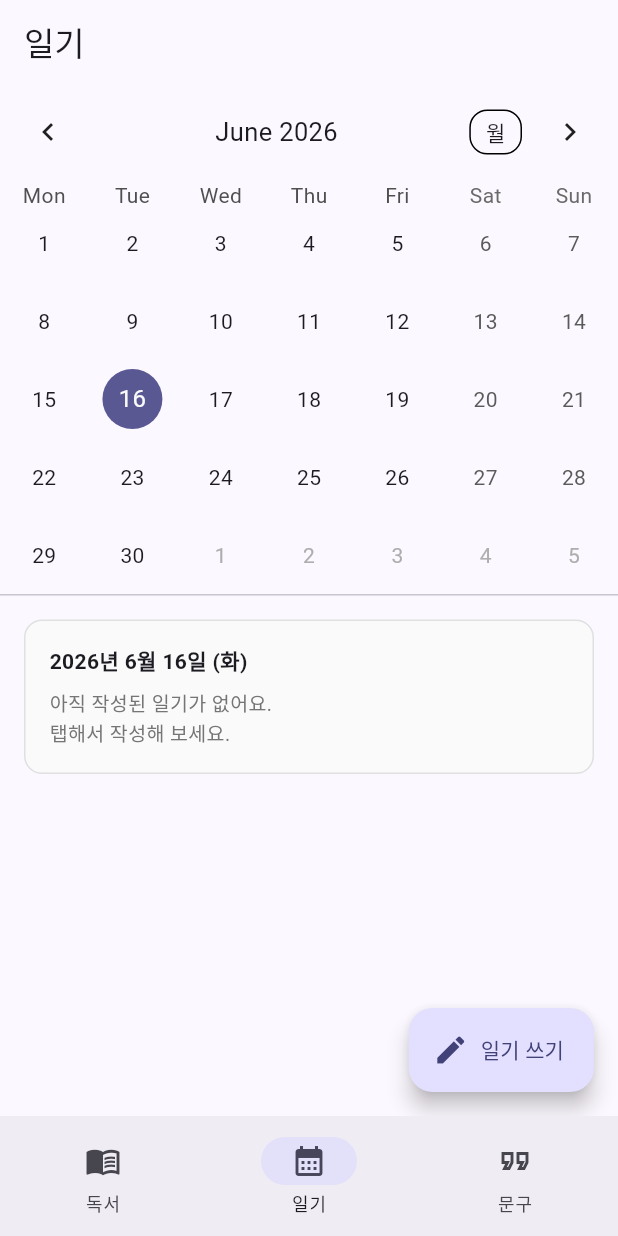
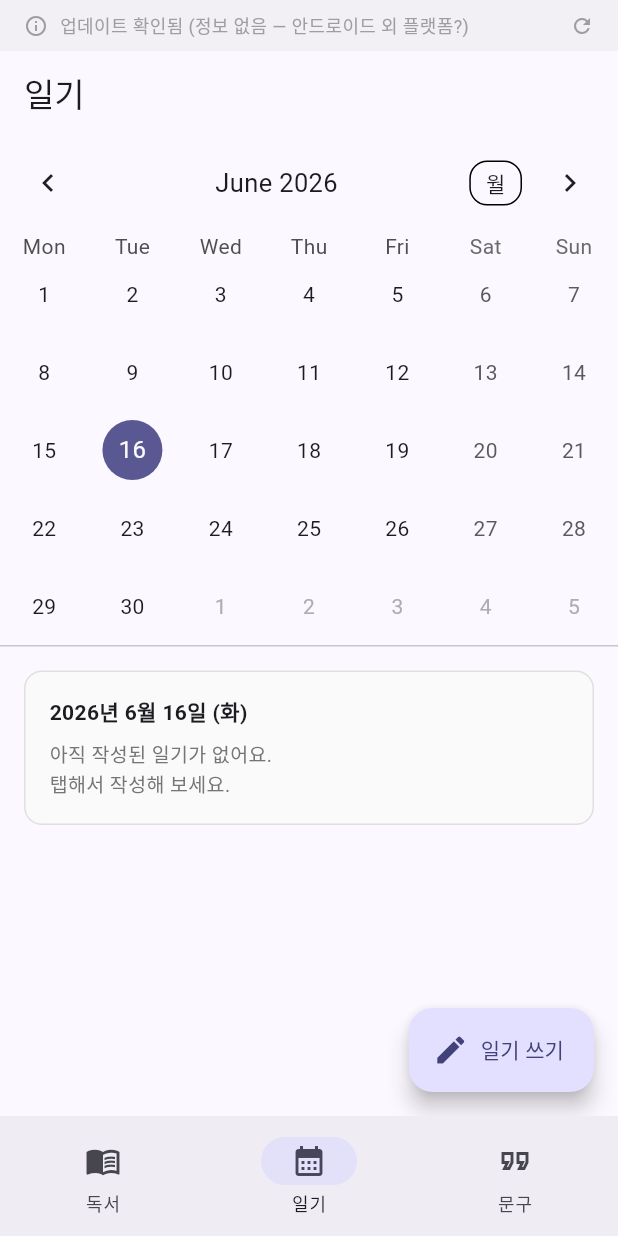
Before and after one commit to hongsytop-tech/Mobile-Application-Maker, a Flutter app: the screen it shows after launch, item 2 of the bottom bar chosen, on a phone screen of 412 x 824 dp. Run offline on Flutter 3.47's test engine with Material 3 defaults, Android fonts, the phone set to English and light mode, and no system bars; drawn by our look-alikes of table_calendar; our stand-ins replace cached_network_image, dio, fl_chart, flutter_dotenv, flutter_local_notifications, flutter_riverpod and 4 more; network calls fail; Roboto replaces fonts that are missing (Pretendard).

Commit message:
debug(update): 업데이트 상태를 항상 보이도록 진단 배너 추가
- 로딩/오류/최신/업데이트가능 4가지 상태별 색상 다른 배너 표시
- 탭하면 invalidate로 즉시 재조회
- 동작 확인 후 다시 숨김 처리 예정

```diff
--- a/lib/features/update/widgets/update_banner.dart
+++ b/lib/features/update/widgets/update_banner.dart
@@ -14,11 +14,21 @@ class UpdateBanner extends ConsumerWidget {
   Widget build(BuildContext context, WidgetRef ref) {
     final asyncInfo = ref.watch(updateCheckProvider);
     return asyncInfo.when(
-      loading: () => const SizedBox.shrink(),
-      error: (_, __) => const SizedBox.shrink(),
+      loading: () => _DebugBanner(text: '업데이트 확인 중...', color: Colors.orange),
+      error: (e, _) =>
+          _DebugBanner(text: '업데이트 확인 실패: $e', color: Colors.red),
       data: (info) {
-        if (info == null || !info.hasUpdate || info.apkUrl.isEmpty) {
-          return const SizedBox.shrink();
+        if (info == null) {
+          return const _DebugBanner(
+              text: '업데이트 확인됨 (정보 없음 — 안드로이드 외 플랫폼?)',
+              color: Colors.grey);
+        }
+        if (!info.hasUpdate || info.apkUrl.isEmpty) {
+          return _DebugBanner(
+            text:
+                '최신 버전입니다 (현재 #${info.currentBuild} / 최신 #${info.latestBuild})',
+            color: Colors.green,
+          );
         }
         final primary = Theme.of(context).colorScheme.primary;
         return Material(
@@ -73,6 +83,40 @@ class UpdateBanner extends ConsumerWidget {
   }
 }
 
+class _DebugBanner extends ConsumerWidget {
+  final String text;
+  final Color color;
+  const _DebugBanner({required this.text, required this.color});
+
+  @override
+  Widget build(BuildContext context, WidgetRef ref) {
+    return Material(
+      color: color.withOpacity(0.1),
+      child: InkWell(
+        onTap: () => ref.invalidate(updateCheckProvider),
+        child: Container(
+          padding: const EdgeInsets.symmetric(horizontal: 16, vertical: 8),
+          child: Row(
+            children: [
+              Icon(Icons.info_outline, color: color, size: 16),
+              const SizedBox(width: 8),
+              Expanded(
+                child: Text(
+                  text,
+                  style: TextStyle(color: color, fontSize: 12),
+                  maxLines: 2,
+                  overflow: TextOverflow.ellipsis,
+                ),
+              ),
+              Icon(Icons.refresh, color: color, size: 16),
+            ],
+          ),
+        ),
+      ),
+    );
+  }
+}
+
 class _UpdateSheet extends ConsumerStatefulWidget {
   final UpdateInfo info;
   const _UpdateSheet({required this.info});
@@ -81,8 +125,7 @@ class _UpdateSheet extends ConsumerStatefulWidget {
   ConsumerState<_UpdateSheet> createState() => _UpdateSheetState();
 }
 
-class _UpdateSheetState extends ConsumerState<_UpdateSheet> {
-  double _progress = 0;
+class _UpdateSheetState extends ConsumerState<_UpdateSheet> {  double _progress = 0;
   int _received = 0;
   int _total = 0;
   bool _downloading = false;
```
